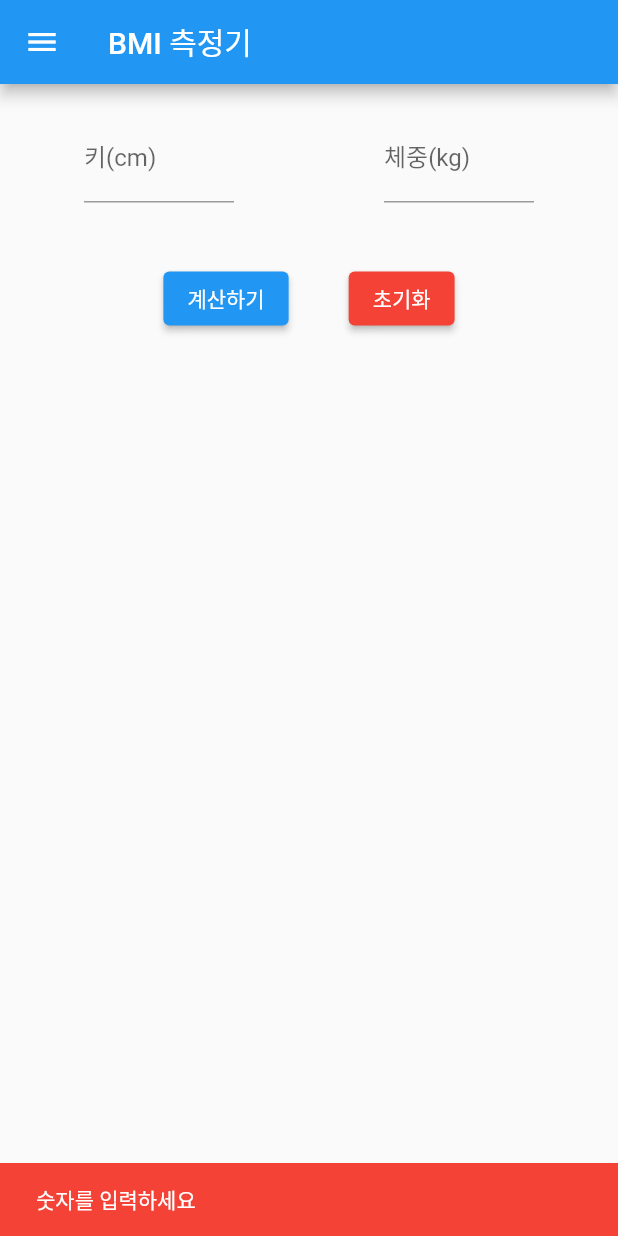
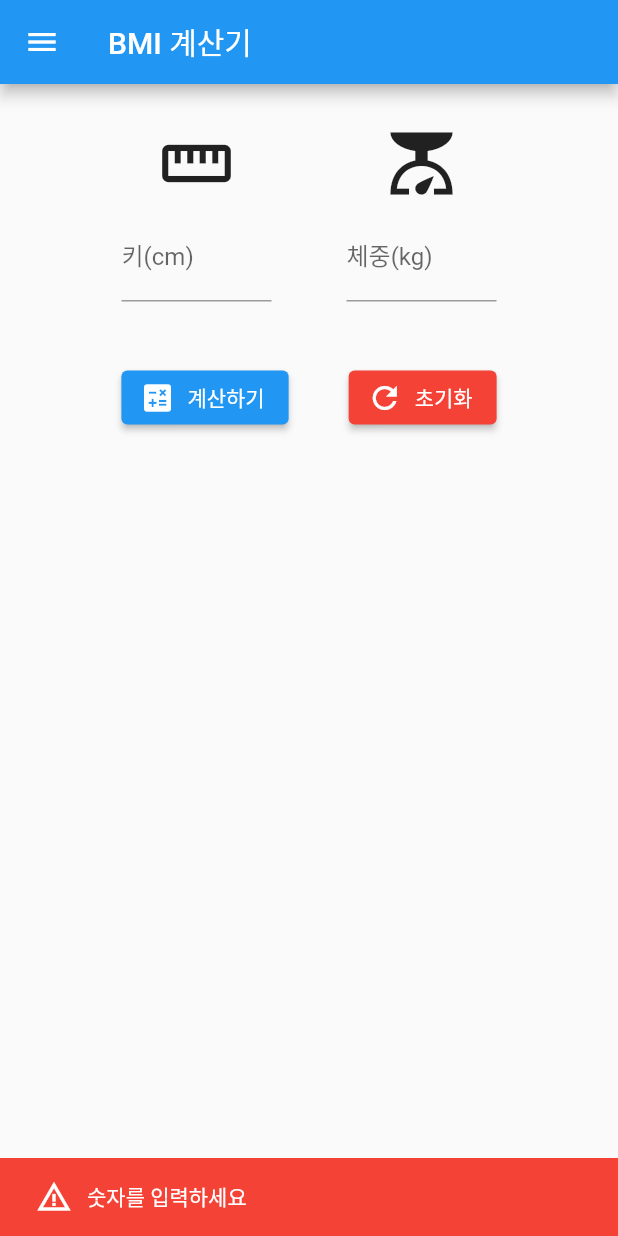
Before and after one commit to MirrorSpring/Flutter, a Flutter app: the BMI screen opened directly, after a tap on "계산하기", on a phone screen of 412 x 824 dp. Run offline on Flutter 3.47's test engine with Material 2 defaults, Android fonts, the phone set to English and light mode, and no system bars.

Commit message:
BMI 계산기 완성

```diff
--- a/count_up_app/lib/home.dart
+++ b/count_up_app/lib/home.dart
@@ -93,7 +93,7 @@ class _HomeState extends State<Home> {
                     });
                   },
                   backgroundColor: Colors.green,
-                  child: const Icon(Icons.autorenew),
+                  child: const Icon(Icons.refresh),
                 ),
               ],
             ),
--- a/exmp_09/lib/bmi.dart
+++ b/exmp_09/lib/bmi.dart
@@ -15,6 +15,11 @@ class _BMIState extends State<BMI> {
   late String bmicategory;
   late var bmi;
   late String bmistr;
+  late var icon;
+  late bool vsty;
+  late var iconclr;
+  late double mingoal;
+  late double maxgoal;
 
   @override
   void initState() {
@@ -25,13 +30,22 @@ class _BMIState extends State<BMI> {
     bmicategory = "";
     total = "";
     bmistr = "";
+    icon = Icons.check;
+    vsty = false;
+    iconclr = Colors.green;
+    mingoal = 0;
+    maxgoal = 0;
   }
 
   @override
   Widget build(BuildContext context) {
-    return Scaffold(
+    return GestureDetector(
+      onTap: () {
+        FocusScope.of(context).unfocus();
+      },
+      child: Scaffold(
         appBar: AppBar(
-        title: const Text('BMI 측정기'),
+          title: const Text('BMI 계산기'),
         ),
         drawer: Drawer(
           child: ListView(
@@ -54,7 +68,7 @@ class _BMIState extends State<BMI> {
                   Icons.scale,
                   color: Colors.black,
                 ),
-              title: const Text('BMI 측정기'),
+                title: const Text('BMI 계산기'),
                 onTap: () {
                   Navigator.pop(context);
                   Navigator.of(context).pop();
@@ -75,6 +89,15 @@ class _BMIState extends State<BMI> {
                       Row(
                         mainAxisAlignment: MainAxisAlignment.center,
                         children: [
+                          Column(
+                            children: [
+                              const Padding(
+                                padding: EdgeInsets.all(8.0),
+                                child: Icon(
+                                  Icons.straighten,
+                                  size: 50,
+                                ),
+                              ),
                               SizedBox(
                                 width: 100,
                                 child: TextField(
@@ -85,8 +108,19 @@ class _BMIState extends State<BMI> {
                                   keyboardType: TextInputType.number,
                                 ),
                               ),
+                            ],
+                          ),
                           const SizedBox(
-                          width: 100,
+                            width: 50,
+                          ),
+                          Column(
+                            children: [
+                              const Padding(
+                                padding: EdgeInsets.all(8.0),
+                                child: Icon(
+                                  Icons.scale,
+                                  size: 50,
+                                ),
                               ),
                               SizedBox(
                                 width: 100,
@@ -102,6 +136,8 @@ class _BMIState extends State<BMI> {
                           ),
                         ],
                       ),
+                    ],
+                  ),
                   const SizedBox(
                     height: 30,
                   ),
@@ -110,7 +146,7 @@ class _BMIState extends State<BMI> {
                     children: [
                       Padding(
                         padding: const EdgeInsets.all(10.0),
-                      child: ElevatedButton(
+                        child: ElevatedButton.icon(
                           onPressed: () {
                             if (heightCont.text.trim().isEmpty |
                                 weightCont.text.trim().isEmpty) {
@@ -119,7 +155,10 @@ class _BMIState extends State<BMI> {
                               showResult(context);
                             }
                           },
-                        child: const Text('계산하기'),
+                          icon: const Icon(
+                            Icons.calculate,
+                          ),
+                          label: const Text('계산하기'),
                         ),
                       ),
                       const SizedBox(
@@ -127,20 +166,22 @@ class _BMIState extends State<BMI> {
                       ),
                       Padding(
                         padding: const EdgeInsets.all(10.0),
-                      child: ElevatedButton(
+                        child: ElevatedButton.icon(
                           onPressed: () {
                             heightCont.text = "";
                             weightCont.text = "";
                             setState(() {
-                            bmistr="";
-                            bmicategory="";
+                              vsty = false;
                             });
                             FocusScope.of(context).unfocus();
                           },
                           style: ElevatedButton.styleFrom(
                             backgroundColor: Colors.red,
                           ),
-                        child: const Text(
+                          icon: const Icon(
+                            Icons.refresh,
+                          ),
+                          label: const Text(
                             '초기화',
                           ),
                         ),
@@ -153,24 +194,60 @@ class _BMIState extends State<BMI> {
                   Row(
                     mainAxisAlignment: MainAxisAlignment.center,
                     children: [
-                    Text(
+                      Visibility(
+                        visible: vsty,
+                        child: Text(
                           bmistr,
                           style: const TextStyle(
                             fontSize: 30,
                           ),
                         ),
+                      ),
                     ],
                   ),
-                const SizedBox(
+                  Visibility(
+                    visible: vsty,
+                    child: const SizedBox(
                       height: 30,
                     ),
-                Text(
+                  ),
+                  Visibility(
+                    visible: vsty,
+                    child: Text(
                       bmicategory,
                       style: const TextStyle(
                         fontSize: 30,
                       ),
                     ),
+                  ),
+                  Padding(
+                    padding: const EdgeInsets.all(8.0),
+                    child: Visibility(
+                      visible: vsty,
+                      child: Icon(
+                        icon,
+                        size: 50,
+                        color: iconclr,
+                      ),
+                    ),
+                  ),
+                  Padding(
+                    padding: const EdgeInsets.all(8.0),
+                    child: Visibility(
+                      visible: vsty,
+                      child: Text(
+                        '키 ${heightCont.text}cm에서의 정상 체중: ${mingoal.round()}kg~${maxgoal.round()}kg',
+                        style: const TextStyle(
+                          fontSize: 20,
+                        ),
+                      ),
+                    ),
+                  ),
+                  const SizedBox(
+                    height: 20,
+                  ),
                 ],
+              ),
             ),
           ),
         ),
@@ -181,11 +258,22 @@ class _BMIState extends State<BMI> {
   // Date: 2022-12-14
   errorSnackBar(BuildContext context) {
     ScaffoldMessenger.of(context).showSnackBar(
-      const SnackBar(
-        content: Text(
+      SnackBar(
+        content: Row(
+          children: const [
+            Padding(
+              padding: EdgeInsets.fromLTRB(0, 0, 10, 0),
+              child: Icon(
+                Icons.warning_amber,
+                color: Colors.white,
+              ),
+            ),
+            Text(
               '숫자를 입력하세요',
             ),
-        duration: Duration(seconds: 1),
+          ],
+        ),
+        duration: const Duration(seconds: 1),
         backgroundColor: Colors.red,
       ),
     );
@@ -195,19 +283,32 @@ class _BMIState extends State<BMI> {
   showResult(BuildContext context) {
     setState(() {
       var height = double.parse(heightCont.text) / 100;
-      bmi=(double.parse(weightCont.text) / (height * height)).ceil().toDouble();
+      bmi =
+          (double.parse(weightCont.text) / (height * height)).ceil().toDouble();
       bmistr = 'BMI 계산결과: $bmi';
       if (bmi <= 18.5) {
         bmicategory = "저체중입니다.";
+        icon = Icons.warning;
+        iconclr = Colors.yellow[700];
       } else if (bmi <= 23) {
         bmicategory = "정상입니다.";
+        iconclr = Colors.green[800];
       } else if (bmi < 25) {
         bmicategory = "과체중입니다.";
+        icon = Icons.warning;
+        iconclr = Colors.orange[600];
       } else if (bmi < 30) {
         bmicategory = "비만입니다.";
+        icon = Icons.warning;
+        iconclr = Colors.red;
       } else {
         bmicategory = "고도비만입니다.";
+        icon = Icons.warning;
+        iconclr = Colors.red[900];
       }
+      vsty = true;
+      mingoal = 18.5 * height * height;
+      maxgoal = 22.9 * height * height;
 
       total = "BMI 계산결과: $bmi\n$bmicategory입니다.";
       FocusScope.of(context).unfocus();
```
Also changed, not shown: exmp_09/lib/home.dart (+41 -16 lines). Lines whose indentation alone changed are shown as unchanged.
